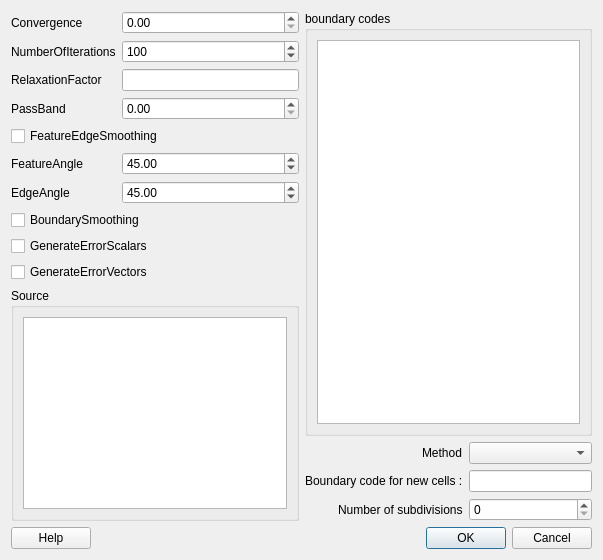
Before: the Qt Designer form guismoothsurface.ui in enGits/engrid, drawn with Qt 5.
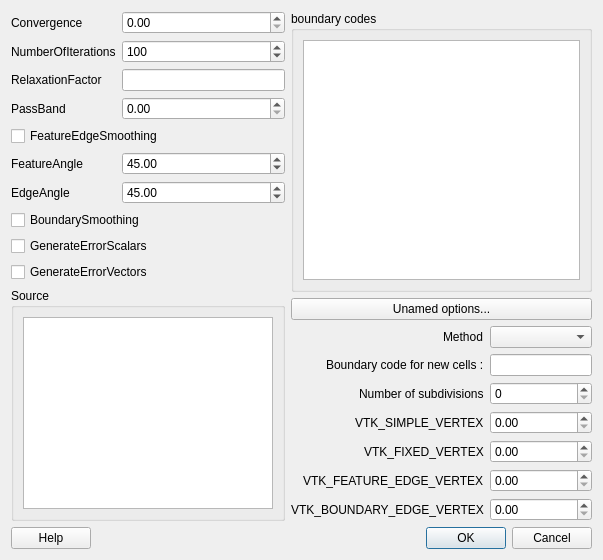
After: the same form once the commit is applied. Icons and pictures are not drawn.

Diff of the .ui file:
```diff
--- a/guismoothsurface.ui
+++ b/guismoothsurface.ui
@@ -182,6 +182,13 @@
          </layout>
         </widget>
        </item>
+       <item>
+        <widget class="QPushButton" name="UnamedOptions" >
+         <property name="text" >
+          <string>Unamed options...</string>
+         </property>
+        </widget>
+       </item>
        <item>
         <layout class="QFormLayout" name="formLayout" >
          <property name="fieldGrowthPolicy" >
@@ -230,6 +237,46 @@
          <item row="2" column="1" >
           <widget class="QSpinBox" name="spinBox_NumberOfSubdivisions" />
          </item>
+         <item row="3" column="0" >
+          <widget class="QLabel" name="label_5" >
+           <property name="text" >
+            <string>VTK_SIMPLE_VERTEX</string>
+           </property>
+          </widget>
+         </item>
+         <item row="3" column="1" >
+          <widget class="QDoubleSpinBox" name="doubleSpinBox_VTK_SIMPLE_VERTEX" />
+         </item>
+         <item row="4" column="0" >
+          <widget class="QLabel" name="label_6" >
+           <property name="text" >
+            <string>VTK_FIXED_VERTEX</string>
+           </property>
+          </widget>
+         </item>
+         <item row="5" column="0" >
+          <widget class="QLabel" name="label_7" >
+           <property name="text" >
+            <string>VTK_FEATURE_EDGE_VERTEX</string>
+           </property>
+          </widget>
+         </item>
+         <item row="6" column="0" >
+          <widget class="QLabel" name="label_9" >
+           <property name="text" >
+            <string>VTK_BOUNDARY_EDGE_VERTEX</string>
+           </property>
+          </widget>
+         </item>
+         <item row="4" column="1" >
+          <widget class="QDoubleSpinBox" name="doubleSpinBox_VTK_FIXED_VERTEX" />
+         </item>
+         <item row="5" column="1" >
+          <widget class="QDoubleSpinBox" name="doubleSpinBox_VTK_FEATURE_EDGE_VERTEX" />
+         </item>
+         <item row="6" column="1" >
+          <widget class="QDoubleSpinBox" name="doubleSpinBox_VTK_BOUNDARY_EDGE_VERTEX" />
+         </item>
         </layout>
        </item>
       </layout>
```
